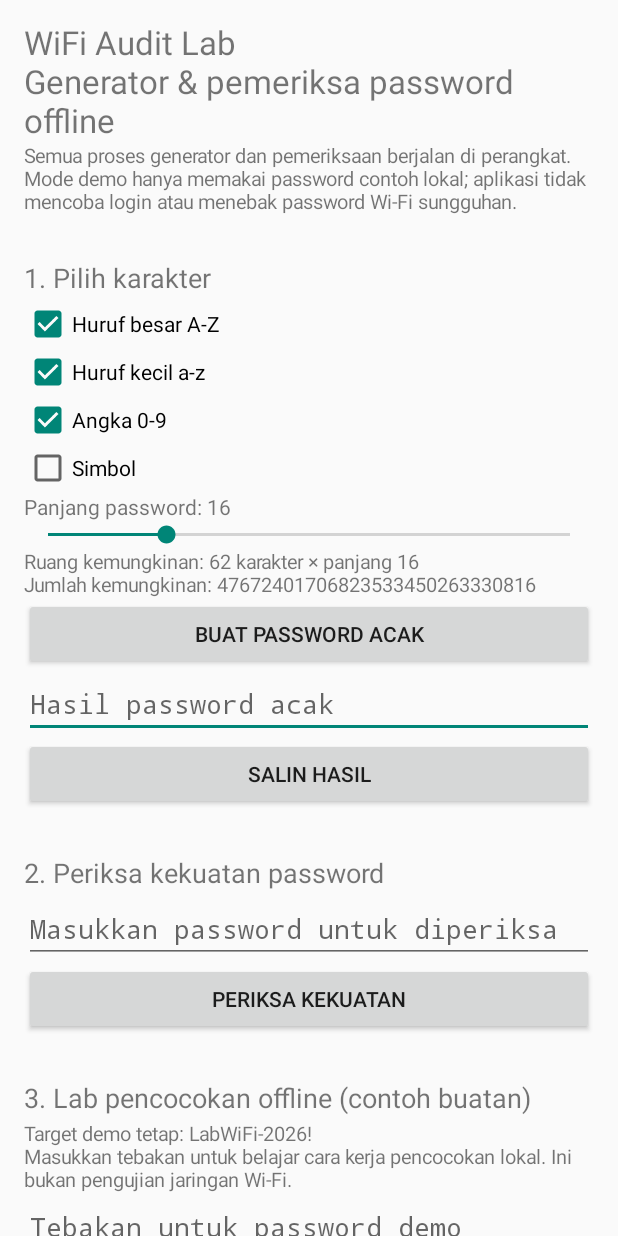
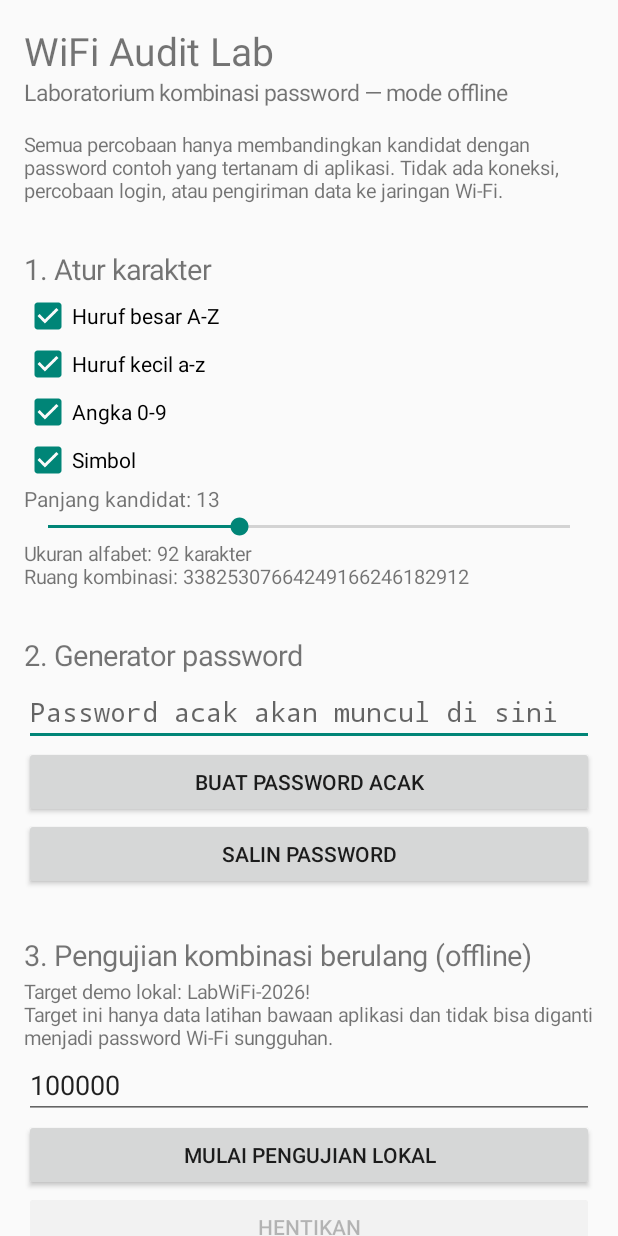
Before and after one commit to menyejunkie-stack/-WiFi-Audit-Lab., an Android app: the screen it shows after launch (MainActivity), on a phone screen of 412 x 824 dp. Run offline under Robolectric (Android 15) with nearby library versions, the phone set to English and light mode, and no system bars.

Commit message:
feat: add simple offline repeated combination lab

```diff
--- a/app/src/main/java/com/example/wifiauditlab/MainActivity.kt
+++ b/app/src/main/java/com/example/wifiauditlab/MainActivity.kt
@@ -1,195 +1,224 @@
 package com.example.wifiauditlab
 
-import android.Manifest
 import android.app.Activity
-import android.content.Context
-import android.content.pm.PackageManager
-import android.net.wifi.WifiManager
 import android.os.Bundle
 import android.text.InputType
 import android.view.ViewGroup
 import android.widget.*
 import java.math.BigInteger
 import java.security.SecureRandom
+import java.util.concurrent.atomic.AtomicBoolean
 
 class MainActivity : Activity() {
-    private lateinit var output: TextView
-    private val requestCode = 71
     private val random = SecureRandom()
     private val upper = "ABCDEFGHIJKLMNOPQRSTUVWXYZ"
     private val lower = "abcdefghijklmnopqrstuvwxyz"
     private val digits = "0123456789"
-    private val symbols = "!@#$%^&*()-_=+[]{};:,.<>?/|\\~`"
+    private val symbols = "!@#$%^&*()-_=+[]{};:,.<>?/|\\\\~`"
+    private val demoTarget = "LabWiFi-2026!"
+    private val cancelled = AtomicBoolean(false)
+    private lateinit var status: TextView
     private lateinit var lengthBar: SeekBar
-    private lateinit var lengthLabel: TextView
-    private lateinit var generated: EditText
-    private lateinit var passwordCheck: EditText
-    private lateinit var demoGuess: EditText
-    private val demoSecret = "LabWiFi-2026!"
+    private lateinit var lengthText: TextView
+    private lateinit var output: EditText
+    private lateinit var attemptsInput: EditText
+    private lateinit var startButton: Button
+    private lateinit var cancelButton: Button
+    private lateinit var upperBox: CheckBox
+    private lateinit var lowerBox: CheckBox
+    private lateinit var digitBox: CheckBox
+    private lateinit var symbolBox: CheckBox
 
     override fun onCreate(savedInstanceState: Bundle?) {
         super.onCreate(savedInstanceState)
-        val root = LinearLayout(this).apply {
+        val page = LinearLayout(this).apply {
             orientation = LinearLayout.VERTICAL
-            setPadding(24, 20, 24, 20)
+            setPadding(24, 24, 24, 24)
         }
-        root.addView(TextView(this).apply {
-            text = "WiFi Audit Lab\nGenerator & pemeriksa password offline"
-            textSize = 22f
+        page.addView(TextView(this).apply {
+            text = "WiFi Audit Lab"
+            textSize = 26f
         })
-        root.addView(TextView(this).apply {
-            text = "Semua proses generator dan pemeriksaan berjalan di perangkat. Mode demo hanya memakai password contoh lokal; aplikasi tidak mencoba login atau menebak password Wi-Fi sungguhan."
+        page.addView(TextView(this).apply {
+            text = "Laboratorium kombinasi password — mode offline"
+            textSize = 15f
+        })
+        page.addView(TextView(this).apply {
+            text = "\nSemua percobaan hanya membandingkan kandidat dengan password contoh yang tertanam di aplikasi. Tidak ada koneksi, percobaan login, atau pengiriman data ke jaringan Wi-Fi."
             textSize = 13f
         })
-        root.addView(section("1. Pilih karakter"))
-        val upperBox = check(root, "Huruf besar A-Z", true)
-        val lowerBox = check(root, "Huruf kecil a-z", true)
-        val digitBox = check(root, "Angka 0-9", true)
-        val symbolBox = check(root, "Simbol", false)
-        lengthLabel = TextView(this).apply { text = "Panjang password: 16" }
-        root.addView(lengthLabel)
-        lengthBar = SeekBar(this).apply { max = 62; progress = 14 }
-        root.addView(lengthBar)
+        page.addView(section("1. Atur karakter"))
+        upperBox = checkbox(page, "Huruf besar A-Z", true)
+        lowerBox = checkbox(page, "Huruf kecil a-z", true)
+        digitBox = checkbox(page, "Angka 0-9", true)
+        symbolBox = checkbox(page, "Simbol", true)
+        lengthText = TextView(this).apply { text = "Panjang kandidat: 13" }
+        page.addView(lengthText)
+        lengthBar = SeekBar(this).apply { max = 30; progress = 11 }
+        page.addView(lengthBar)
+        val estimate = TextView(this).apply { textSize = 13f }
+        page.addView(estimate)
+        val updateEstimate = {
+            val pool = selectedPool()
+            val length = lengthBar.progress + 2
+            val total = if (pool.isEmpty()) BigInteger.ZERO else BigInteger.valueOf(pool.length.toLong()).pow(length)
+            lengthText.text = "Panjang kandidat: $length"
+            estimate.text = "Ukuran alfabet: ${pool.length} karakter\nRuang kombinasi: ${total}"
+        }
+        listOf(upperBox, lowerBox, digitBox, symbolBox).forEach {
+            it.setOnCheckedChangeListener { _, _ -> updateEstimate() }
+        }
         lengthBar.setOnSeekBarChangeListener(object : SeekBar.OnSeekBarChangeListener {
-            override fun onProgressChanged(seekBar: SeekBar?, progress: Int, fromUser: Boolean) {
-                lengthLabel.text = "Panjang password: ${progress + 2}"
-                updateEstimate(upperBox.isChecked, lowerBox.isChecked, digitBox.isChecked, symbolBox.isChecked, progress + 2)
-            }
+            override fun onProgressChanged(seekBar: SeekBar?, progress: Int, fromUser: Boolean) = updateEstimate()
             override fun onStartTrackingTouch(seekBar: SeekBar?) {}
             override fun onStopTrackingTouch(seekBar: SeekBar?) {}
         })
-        val estimate = TextView(this).apply { textSize = 13f }
-        root.addView(estimate)
-        fun refreshEstimate() {
-            val pool = (if (upperBox.isChecked) upper.length else 0) +
-                (if (lowerBox.isChecked) lower.length else 0) +
-                (if (digitBox.isChecked) digits.length else 0) +
-                (if (symbolBox.isChecked) symbols.length else 0)
-            val count = if (pool == 0) BigInteger.ZERO else BigInteger.valueOf(pool.toLong()).pow(lengthBar.progress + 2)
-            estimate.text = "Ruang kemungkinan: ${pool} karakter × panjang ${lengthBar.progress + 2}\nJumlah kemungkinan: ${count.toString()}"
+        updateEstimate()
+
+        page.addView(section("2. Generator password"))
+        output = EditText(this).apply {
+            hint = "Password acak akan muncul di sini"
+            inputType = InputType.TYPE_CLASS_TEXT or InputType.TYPE_TEXT_VARIATION_VISIBLE_PASSWORD
         }
-        listOf(upperBox, lowerBox, digitBox, symbolBox).forEach { it.setOnCheckedChangeListener { _, _ -> refreshEstimate() } }
-        lengthBar.setOnSeekBarChangeListener(object : SeekBar.OnSeekBarChangeListener {
-            override fun onProgressChanged(seekBar: SeekBar?, progress: Int, fromUser: Boolean) {
-                lengthLabel.text = "Panjang password: ${progress + 2}"
-                refreshEstimate()
-            }
-            override fun onStartTrackingTouch(seekBar: SeekBar?) {}
-            override fun onStopTrackingTouch(seekBar: SeekBar?) {}
-        })
-        refreshEstimate()
-        root.addView(Button(this).apply {
+        page.addView(output)
+        page.addView(Button(this).apply {
             text = "Buat password acak"
             setOnClickListener {
-                val pool = buildString {
-                    if (upperBox.isChecked) append(upper)
-                    if (lowerBox.isChecked) append(lower)
-                    if (digitBox.isChecked) append(digits)
-                    if (symbolBox.isChecked) append(symbols)
-                }
+                val pool = selectedPool()
                 if (pool.isEmpty()) {
-                    output.text = "Pilih minimal satu kelompok karakter."
+                    status.text = "Pilih minimal satu kelompok karakter."
                 } else {
-                    val size = lengthBar.progress + 2
-                    val result = buildString { repeat(size) { append(pool[random.nextInt(pool.length)]) } }
-                    generated.setText(result)
-                    output.text = "Password acak berhasil dibuat. Simpan dengan aman."
+                    val length = lengthBar.progress + 2
+                    output.setText(buildString { repeat(length) { append(pool[random.nextInt(pool.length)]) } })
+                    status.text = "Password acak dibuat di perangkat."
                 }
             }
         })
-        generated = EditText(this).apply {
-            hint = "Hasil password acak"
-            inputType = InputType.TYPE_CLASS_TEXT or InputType.TYPE_TEXT_VARIATION_VISIBLE_PASSWORD
-        }
-        root.addView(generated)
-        root.addView(Button(this).apply {
-            text = "Salin hasil"
+        page.addView(Button(this).apply {
+            text = "Salin password"
             setOnClickListener {
-                val value = generated.text.toString()
+                val value = output.text.toString()
                 if (value.isNotEmpty()) {
-                    val clipboard = getSystemService(Context.CLIPBOARD_SERVICE) as android.content.ClipboardManager
+                    val clipboard = getSystemService(CLIPBOARD_SERVICE) as android.content.ClipboardManager
                     clipboard.setPrimaryClip(android.content.ClipData.newPlainText("Password", value))
-                    output.text = "Password disalin ke clipboard."
+                    status.text = "Password disalin."
                 }
             }
         })
-        root.addView(section("2. Periksa kekuatan password"))
-        passwordCheck = EditText(this).apply {
-            hint = "Masukkan password untuk diperiksa"
+
+        page.addView(section("3. Pengujian kombinasi berulang (offline)"))
+        page.addView(TextView(this).apply {
+            text = "Target demo lokal: $demoTarget\nTarget ini hanya data latihan bawaan aplikasi dan tidak bisa diganti menjadi password Wi-Fi sungguhan."
+            textSize = 13f
+        })
+        attemptsInput = EditText(this).apply {
+            hint = "Batas percobaan (contoh 100000)"
+            setText("100000")
+            inputType = InputType.TYPE_CLASS_NUMBER
+        }
+        page.addView(attemptsInput)
+        startButton = Button(this).apply {
+            text = "Mulai pengujian lokal"
+            setOnClickListener { startOfflineTest() }
+        }
+        page.addView(startButton)
+        cancelButton = Button(this).apply {
+            text = "Hentikan"
+            isEnabled = false
+            setOnClickListener { cancelled.set(true); status.text = "Menghentikan pengujian..." }
+        }
+        page.addView(cancelButton)
+
+        page.addView(section("4. Pemeriksa kekuatan password"))
+        val strengthInput = EditText(this).apply {
+            hint = "Masukkan password untuk dianalisis"
             inputType = InputType.TYPE_CLASS_TEXT or InputType.TYPE_TEXT_VARIATION_PASSWORD
         }
-        root.addView(passwordCheck)
-        root.addView(Button(this).apply {
-            text = "Periksa kekuatan"
-            setOnClickListener { output.text = strength(passwordCheck.text.toString()) }
+        page.addView(strengthInput)
+        page.addView(Button(this).apply {
+            text = "Analisis kekuatan"
+            setOnClickListener { status.text = strength(strengthInput.text.toString()) }
         })
-        root.addView(section("3. Lab pencocokan offline (contoh buatan)"))
-        root.addView(TextView(this).apply {
-            text = "Target demo tetap: LabWiFi-2026!\nMasukkan tebakan untuk belajar cara kerja pencocokan lokal. Ini bukan pengujian jaringan Wi-Fi."
-            textSize = 13f
-        })
-        demoGuess = EditText(this).apply {
-            hint = "Tebakan untuk password demo"
-            inputType = InputType.TYPE_CLASS_TEXT or InputType.TYPE_TEXT_VARIATION_PASSWORD
+
+        status = TextView(this).apply {
+            text = "Status: siap"
+            textSize = 14f
+            setPadding(0, 20, 0, 20)
         }
-        root.addView(demoGuess)
-        root.addView(Button(this).apply {
-            text = "Cocokkan dengan target demo"
-            setOnClickListener {
-                output.text = if (demoGuess.text.toString() == demoSecret) {
-                    "COCOK — tebakan sama dengan password contoh lokal."
-                } else {
-                    "BELUM COCOK — tebakan berbeda dari password contoh lokal."
-                }
-            }
-        })
-        root.addView(section("4. Informasi Wi-Fi (opsional)"))
-        root.addView(Button(this).apply {
-            text = "Pindai jaringan sekitar"
-            setOnClickListener { requestWifiScan() }
-        })
-        val qr = EditText(this).apply { hint = "Tempel teks QR Wi-Fi (WIFI:T:WPA;S:...;P:...;;)" }
-        root.addView(qr)
-        root.addView(Button(this).apply {
-            text = "Baca metadata QR Wi-Fi"
-            setOnClickListener { output.text = parseWifi(qr.text.toString()) }
-        })
-        output = TextView(this).apply { textSize = 14f; setPadding(0, 16, 0, 16) }
-        root.addView(ScrollView(this).apply { addView(output) }, LinearLayout.LayoutParams(-1, 0, 1f))
-        setContentView(ScrollView(this).apply { addView(root) })
+        page.addView(status)
+        setContentView(ScrollView(this).apply { addView(page) })
     }
 
-    private fun check(root: LinearLayout, label: String, checked: Boolean): CheckBox {
-        val box = CheckBox(this).apply { text = label; isChecked = checked }
-        root.addView(box)
-        return box
-    }
-
-    private fun section(title: String) = TextView(this).apply {
-        text = "\n$title"
-        textSize = 18f
+    private fun section(label: String) = TextView(this).apply {
+        text = "\n$label"
+        textSize = 19f
         setPadding(0, 12, 0, 4)
     }
 
-    private fun updateEstimate(a: Boolean, b: Boolean, c: Boolean, d: Boolean, length: Int) {}
-
-    private fun requestWifiScan() {
-        if (checkSelfPermission(Manifest.permission.ACCESS_FINE_LOCATION) != PackageManager.PERMISSION_GRANTED) {
-            requestPermissions(arrayOf(Manifest.permission.ACCESS_FINE_LOCATION), requestCode)
-        } else scanWifi()
+    private fun checkbox(parent: LinearLayout, label: String, checked: Boolean): CheckBox {
+        val item = CheckBox(this).apply { text = label; isChecked = checked }
+        parent.addView(item)
+        return item
     }
 
-    @Suppress("DEPRECATION")
-    private fun scanWifi() {
-        try {
-            val manager = applicationContext.getSystemService(Context.WIFI_SERVICE) as WifiManager
-            manager.startScan()
-            val networks = manager.scanResults
-            output.text = if (networks.isEmpty()) "Belum ada hasil. Aktifkan Wi-Fi dan izin lokasi, lalu coba lagi."
-            else networks.take(30).joinToString("\n\n") {
-                "SSID: ${it.SSID.ifBlank { "(tersembunyi)" }}\nSinyal: ${it.level} dBm\nFrekuensi: ${it.frequency} MHz\nKeamanan: ${it.capabilities}"
+    private fun selectedPool(): String = buildString {
+        if (upperBox.isChecked) append(upper)
+        if (lowerBox.isChecked) append(lower)
+        if (digitBox.isChecked) append(digits)
+        if (symbolBox.isChecked) append(symbols)
+    }.toSet().joinToString("")
+
+    private fun startOfflineTest() {
+        val pool = selectedPool()
+        if (pool.isEmpty()) {
+            status.text = "Pilih minimal satu kelompok karakter."
+            return
+        }
+        val maxAttempts = attemptsInput.text.toString().toLongOrNull()
+        if (maxAttempts == null || maxAttempts !in 1..5_000_000) {
+            status.text = "Masukkan batas percobaan antara 1 sampai 5.000.000."
+            return
+        }
+        val length = lengthBar.progress + 2
+        cancelled.set(false)
+        startButton.isEnabled = false
+        cancelButton.isEnabled = true
+        status.text = "Pengujian lokal dimulai..."
+        Thread {
+            val indexes = IntArray(length)
+            var tried = 0L
+            var found = false
+            while (tried < maxAttempts && !cancelled.get()) {
+                val candidate = buildString(length) { indexes.forEach { append(pool[it]) } }
+                tried++
+                if (candidate == demoTarget) {
+                    found = true
+                    break
+                }
+                var position = indexes.lastIndex
+                while (position >= 0) {
+                    indexes[position]++
+                    if (indexes[position] < pool.length) break
+                    indexes[position] = 0
+                    position--
+                }
+                if (position < 0) break
+                if (tried % 10000L == 0L) {
+                    val progress = tried
+                    runOnUiThread { status.text = "Menguji kandidat lokal: $progress / $maxAttempts" }
+                }
             }
-        } catch (e: Exception) { output.text = "Pemindaian gagal: ${e.message}" }
+            val result = when {
+                found -> "COCOK! Target demo ditemukan setelah $tried percobaan."
+                cancelled.get() -> "Pengujian dihentikan. Total kandidat diperiksa: $tried."
+                else -> "Target demo belum ditemukan. Total kandidat diperiksa: $tried."
+            }
+            runOnUiThread {
+                status.text = result
+                startButton.isEnabled = true
+                cancelButton.isEnabled = false
+            }
+        }.start()
     }
 
     private fun strength(value: String): String {
@@ -199,22 +228,7 @@ class MainActivity : Activity() {
         if (value.any(Char::isLowerCase) && value.any(Char::isUpperCase)) score++
         if (value.any(Char::isDigit)) score++
         if (value.any { !it.isLetterOrDigit() }) score++
-        val label = when (score) { 0, 1 -> "Lemah"; 2 -> "Sedang"; 3 -> "Kuat"; else -> "Sangat kuat" }
-        return "Perkiraan kekuatan: $label\nPanjang: ${value.length} karakter\nCatatan: penilaian ini heuristik sederhana, bukan jaminan password tidak bisa ditebak."
-    }
-
-    private fun parseWifi(raw: String): String {
-        if (!raw.startsWith("WIFI:")) return "Format tidak dikenali. Contoh: WIFI:T:WPA;S:NamaWiFi;P:Password;;"
-        val fields = raw.removePrefix("WIFI:").trimEnd(';').split(';').mapNotNull { part ->
-            val i = part.indexOf(':')
-            if (i > 0) part.substring(0, i) to part.substring(i + 1) else null
-        }.toMap()
-        return "SSID: ${fields["S"] ?: "(tidak ada)"}\nKeamanan: ${fields["T"] ?: "(tidak ada)"}\nPassword pada QR: ${if (fields["P"].isNullOrEmpty()) "Tidak ada" else "Ada (disembunyikan)"}"
-    }
-
-    override fun onRequestPermissionsResult(code: Int, permissions: Array<out String>, grants: IntArray) {
-        super.onRequestPermissionsResult(code, permissions, grants)
-        if (code == requestCode && grants.firstOrNull() == PackageManager.PERMISSION_GRANTED) scanWifi()
-        else output.text = "Izin lokasi diperlukan Android untuk pemindaian Wi-Fi."
+        val level = when (score) { 0, 1 -> "Lemah"; 2 -> "Sedang"; 3 -> "Kuat"; else -> "Sangat kuat" }
+        return "Perkiraan kekuatan: $level\nPanjang: ${value.length} karakter\nAnalisis ini heuristik sederhana, bukan jaminan keamanan."
     }
 }
```
